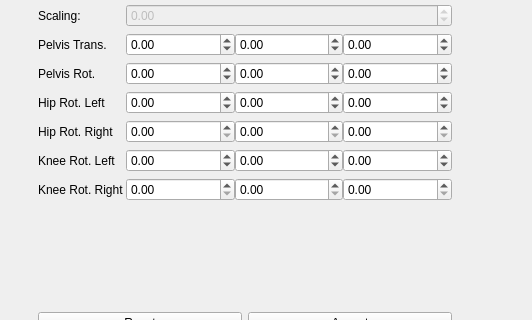
mapclient-plugins/fieldworklowerlimb2sidegenerationstep, file mapclientplugins/fieldworklowerlimb2sidegenerationstep/qt/lowerlimbgenerationdialog.ui: the form before one commit; both pictures show x 0 to 532 and y 298 to 618 of the 1177 by 726 pixel window.
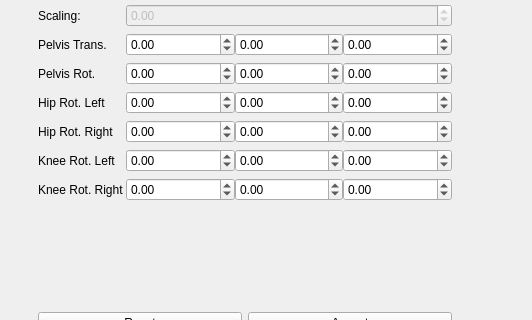
The form after the commit. The open tabs and pages were chosen to show the change. Custom widgets are drawn as their Qt base class.

Patch:
```diff
--- a/mapclientplugins/fieldworklowerlimb2sidegenerationstep/qt/lowerlimbgenerationdialog.ui
+++ b/mapclientplugins/fieldworklowerlimb2sidegenerationstep/qt/lowerlimbgenerationdialog.ui
@@ -535,26 +535,68 @@
                <item row="6" column="1">
                 <layout class="QHBoxLayout" name="horizontalLayout_3">
                  <item>
-                  <widget class="QDoubleSpinBox" name="doubleSpinBox_hiprx"/>
+                  <widget class="QDoubleSpinBox" name="doubleSpinBox_hiprx">
+                   <property name="minimum">
+                    <double>-360.000000000000000</double>
+                   </property>
+                   <property name="maximum">
+                    <double>360.000000000000000</double>
+                   </property>
+                  </widget>
                  </item>
                  <item>
-                  <widget class="QDoubleSpinBox" name="doubleSpinBox_hipry"/>
+                  <widget class="QDoubleSpinBox" name="doubleSpinBox_hipry">
+                   <property name="minimum">
+                    <double>-360.000000000000000</double>
+                   </property>
+                   <property name="maximum">
+                    <double>360.000000000000000</double>
+                   </property>
+                  </widget>
                  </item>
                  <item>
-                  <widget class="QDoubleSpinBox" name="doubleSpinBox_hiprz"/>
+                  <widget class="QDoubleSpinBox" name="doubleSpinBox_hiprz">
+                   <property name="minimum">
+                    <double>-360.000000000000000</double>
+                   </property>
+                   <property name="maximum">
+                    <double>360.000000000000000</double>
+                   </property>
+                  </widget>
                  </item>
                 </layout>
                </item>
                <item row="8" column="1">
                 <layout class="QHBoxLayout" name="horizontalLayout_4">
                  <item>
-                  <widget class="QDoubleSpinBox" name="doubleSpinBox_kneerx"/>
+                  <widget class="QDoubleSpinBox" name="doubleSpinBox_kneerx">
+                   <property name="minimum">
+                    <double>-180.000000000000000</double>
+                   </property>
+                   <property name="maximum">
+                    <double>180.000000000000000</double>
+                   </property>
+                  </widget>
                  </item>
                  <item>
-                  <widget class="QDoubleSpinBox" name="doubleSpinBox_kneery"/>
+                  <widget class="QDoubleSpinBox" name="doubleSpinBox_kneery">
+                   <property name="minimum">
+                    <double>-180.000000000000000</double>
+                   </property>
+                   <property name="maximum">
+                    <double>180.000000000000000</double>
+                   </property>
+                  </widget>
                  </item>
                  <item>
-                  <widget class="QDoubleSpinBox" name="doubleSpinBox_kneerz"/>
+                  <widget class="QDoubleSpinBox" name="doubleSpinBox_kneerz">
+                   <property name="minimum">
+                    <double>-180.000000000000000</double>
+                   </property>
+                   <property name="maximum">
+                    <double>180.000000000000000</double>
+                   </property>
+                  </widget>
                  </item>
                 </layout>
                </item>
```
Left out of the diff: 2 changed lines with no effect on the pictures.
